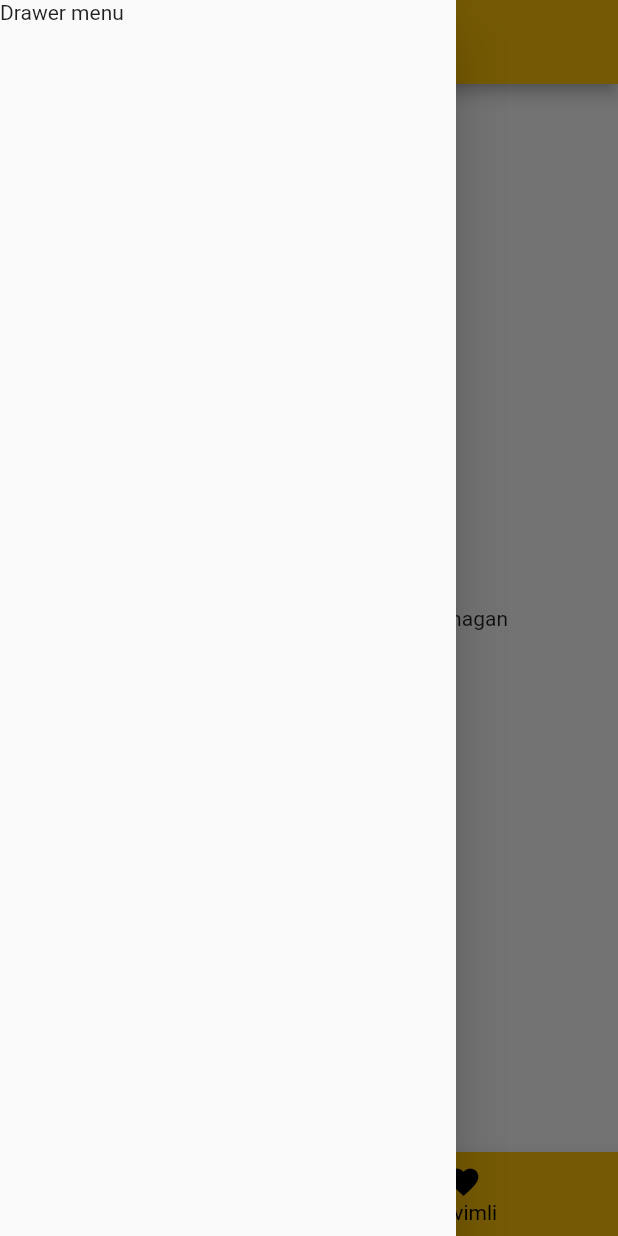
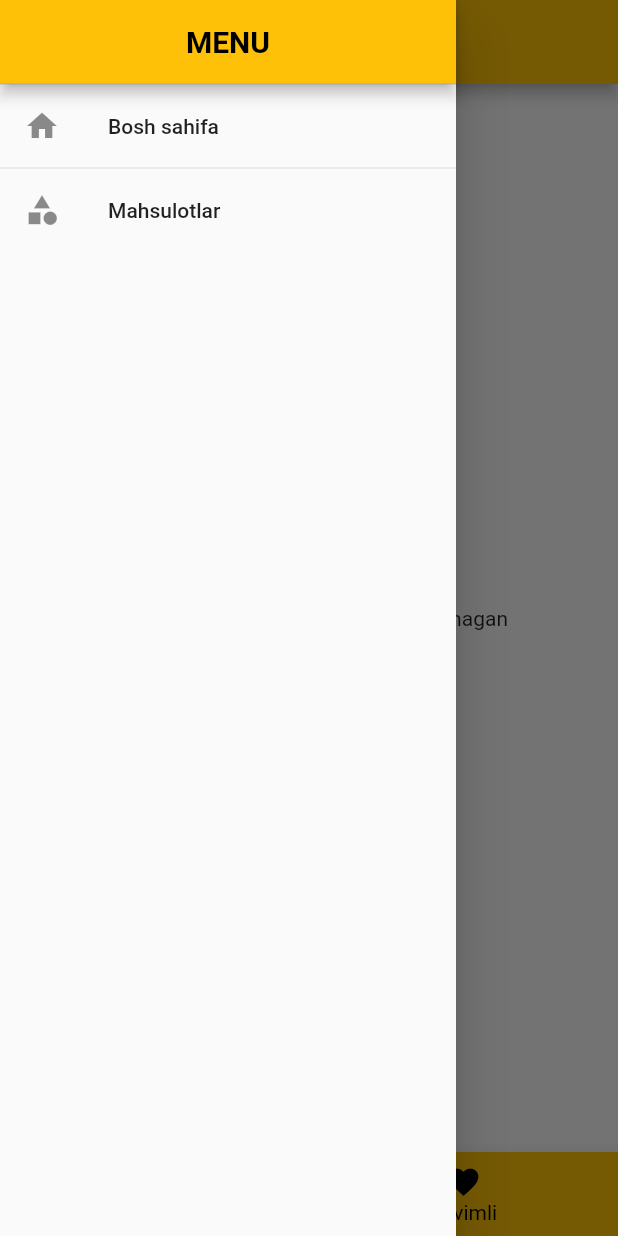
Before and after one commit to Jaloliddin-Fozilov/taomlar, a Flutter app: the screen it shows after launch, item 2 of the bottom bar chosen, with the side drawer open, on a phone screen of 412 x 824 dp. Run offline on Flutter 3.47's test engine with Material 2 defaults, Android fonts, the phone set to English and light mode, and no system bars; our stand-ins replace carousel_slider, google_fonts.

Commit message:
drawer menu listtile

```diff
--- a/lib/screens/tabs_screen.dart
+++ b/lib/screens/tabs_screen.dart
@@ -5,6 +5,8 @@ import 'favorite_screen.dart';
 
 import '../models/category_model.dart';
 import '../models/meal.dart';
+
+import '../widgets/main_drawer.dart';
 
 class TabsScreen extends StatefulWidget {
   final List<CategoryModel> categories;
@@ -62,9 +64,7 @@ class _TabsScreenState extends State<TabsScreen> {
         centerTitle: true,
         title: Text(_pages[_tabIndex]['title']),
       ),
-      drawer: const Drawer(
-        child: Text("Drawer menu"),
-      ),
+      drawer: const MainDrawer(),
       body: _pages[_tabIndex]['page'],
       bottomNavigationBar: BottomNavigationBar(
         backgroundColor: Theme.of(context).primaryColor,
--- /dev/null
+++ b/lib/widgets/main_drawer.dart
@@ -0,0 +1,43 @@
+import 'dart:ui';
+
+import 'package:flutter/cupertino.dart';
+import 'package:flutter/material.dart';
+
+class MainDrawer extends StatelessWidget {
+  const MainDrawer({Key? key}) : super(key: key);
+
+  Widget _buildMenuItem(IconData icon, String title, Function() handle) {
+    return Column(
+      children: [
+        const Divider(
+          height: 0,
+        ),
+        ListTile(
+          onTap: handle,
+          leading: Icon(icon),
+          title: Text(title),
+        ),
+      ],
+    );
+  }
+
+  @override
+  Widget build(BuildContext context) {
+    return Drawer(
+      child: Column(
+        children: [
+          AppBar(
+            automaticallyImplyLeading: false,
+            centerTitle: true,
+            title: const Text(
+              "MENU",
+              style: TextStyle(fontWeight: FontWeight.bold),
+            ),
+          ),
+          _buildMenuItem(Icons.home, "Bosh sahifa", () {}),
+          _buildMenuItem(Icons.category, "Mahsulotlar", () {}),
+        ],
+      ),
+    );
+  }
+}
```
